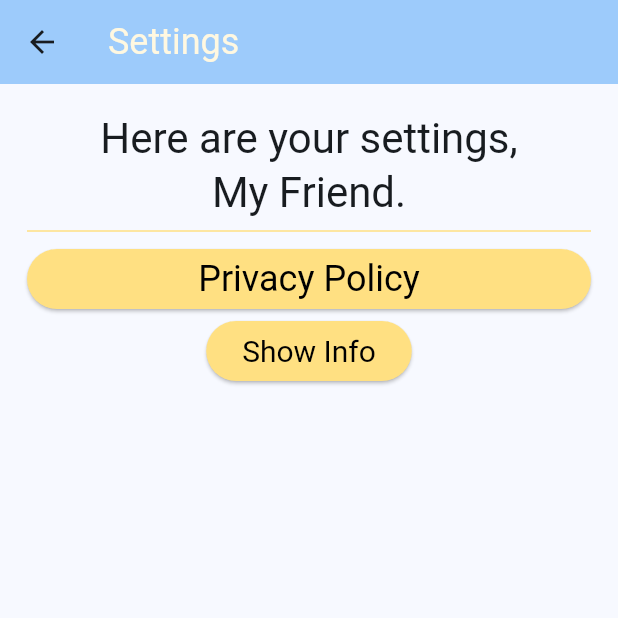
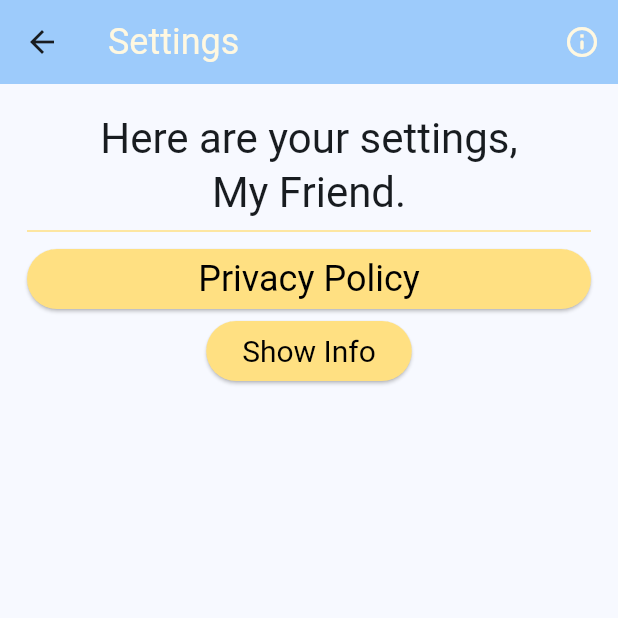
Before and after one commit to szarleydwarf/GoodNewsMVVM, a Flutter app: the screen it shows after launch, after a tap on the "settings" icon, on a phone screen of 412 x 824 dp, the top half of it. Run offline on Flutter 3.47's test engine with Material 3 defaults, Android fonts, the phone set to English and light mode, and no system bars; our stand-ins replace shared_preferences, sqflite; missing offline and left inert: flutter_cached_pdfview; accounts and stored records are empty; network calls fail.

Commit message:
AppBar icon buttons moved to separate file

```diff
--- /dev/null
+++ b/lib/screen_elements/app_bar_buttons.dart
@@ -0,0 +1,44 @@
+import 'package:flutter/material.dart';
+import 'package:good_news_app/helpers/user_manager.dart';
+
+import '../misc/constants.dart';
+import '../misc/palet.dart';
+import '../screens/info_screen.dart';
+import '../screens/settings_screen.dart';
+
+Widget showSettingsIcon(BuildContext context, UserManager userManager) {
+    return IconButton(
+      icon: Icon(
+        Icons.settings,
+        color: amber50,
+      ),
+      onPressed: () {
+        // do something
+        Navigator.push(
+          context,
+          MaterialPageRoute(
+              builder: (context) => SettingsScreen(
+                    title: settingsPageTitle,
+                    userManager: userManager,
+                  )),
+        );
+      },
+    );
+  }
+
+  Widget showInfoIcon(BuildContext context) {
+    return IconButton(
+      icon: Icon(
+        Icons.info_outline_rounded,
+        color: amber50,
+      ),
+      onPressed: () {
+        // do something
+        Navigator.push(
+          context,
+          MaterialPageRoute(
+              builder: (context) => InfoScreen()),
+        );
+      },
+    );
+  }
--- a/lib/screens/home_screen.dart
+++ b/lib/screens/home_screen.dart
@@ -10,6 +10,7 @@ import '../models/user_model.dart';
 import '../networking/network_manager.dart';
 
 import '../misc/constants.dart';
+import '../screen_elements/app_bar_buttons.dart';
 import '../screen_elements/lines.dart';
 import 'settings_screen.dart';
 
@@ -51,27 +52,11 @@ class _HomeScreenState extends State<HomeScreen> {
     return Scaffold(
       appBar: AppBar(
         backgroundColor: Theme.of(context).colorScheme.inversePrimary,
-        title: Text(appTitle,
-            style: TextStyle(fontSize: 24, color: amber50)),
+        title: Text(appTitle, style: TextStyle(fontSize: 24, color: amber50)),
         automaticallyImplyLeading: false,
         actions: <Widget>[
-          IconButton(
-            icon: Icon(
-              Icons.settings,
-              color: amber50,
-            ),
-            onPressed: () {
-              // do something
-              Navigator.push(
-                context,
-                MaterialPageRoute(
-                    builder: (context) => SettingsScreen(
-                          title: settingsPageTitle,
-                          userManager: userManager,
-                        )),
-              );
-            },
-          )
+          showInfoIcon(context),
+          showSettingsIcon(context, userManager),
         ],
       ),
       body: Center(
--- a/lib/screens/qoute_details.dart
+++ b/lib/screens/qoute_details.dart
@@ -4,6 +4,7 @@ import 'package:good_news_app/models/quote_model.dart';
 
 import '../misc/constants.dart';
 import '../misc/palet.dart';
+import '../screen_elements/app_bar_buttons.dart';
 import '../screen_elements/lines.dart';
 
 class QuoteDetails extends StatefulWidget {
@@ -35,6 +36,9 @@ class _QuoteDetails extends State<QuoteDetails> {
         title: Text(detailScreen,
             style: TextStyle(fontSize: 24, color: amber200)),
         automaticallyImplyLeading: true,
+        actions: <Widget>[
+          showInfoIcon(context),
+        ],
       ),
       body: Padding(
         padding: const EdgeInsets.all(8.0),
--- a/lib/screens/quotes_list_screen.dart
+++ b/lib/screens/quotes_list_screen.dart
@@ -6,6 +6,7 @@ import 'package:good_news_app/screens/qoute_details.dart';
 
 import '../helpers/quote_manager.dart';
 import '../misc/constants.dart';
+import '../screen_elements/app_bar_buttons.dart';
 
 class QuotesScreen extends StatefulWidget {
   const QuotesScreen({super.key});
@@ -32,6 +33,9 @@ class _QuotesScreenState extends State<QuotesScreen> {
         title: Text(quotesScreen,
             style: TextStyle(fontSize: 24, color: amber50)),
         automaticallyImplyLeading: true,
+        actions: <Widget>[
+          showInfoIcon(context),
+        ],
       ),
       body: Column(
         children: [
--- a/lib/screens/settings_screen.dart
+++ b/lib/screens/settings_screen.dart
@@ -5,6 +5,7 @@ import 'package:good_news_app/networking/pdf_viewer.dart';
 
 import '../misc/constants.dart';
 import '../models/user_model.dart';
+import '../screen_elements/app_bar_buttons.dart';
 import '../screen_elements/lines.dart';
 
 class SettingsScreen extends StatefulWidget {
@@ -37,6 +38,9 @@ class _SettingsScreenState extends State<SettingsScreen> {
         title: Text(widget.title,
             style: TextStyle(fontSize: 24, color: amber50)),
         automaticallyImplyLeading: true,
+        actions: <Widget>[
+          showInfoIcon(context),
+        ],
       ),
       body: Center(
         child: Padding(
```
Also changed, not shown: lib/screens/info_screen.dart (added, +25 -0 lines), pubspec.lock.
